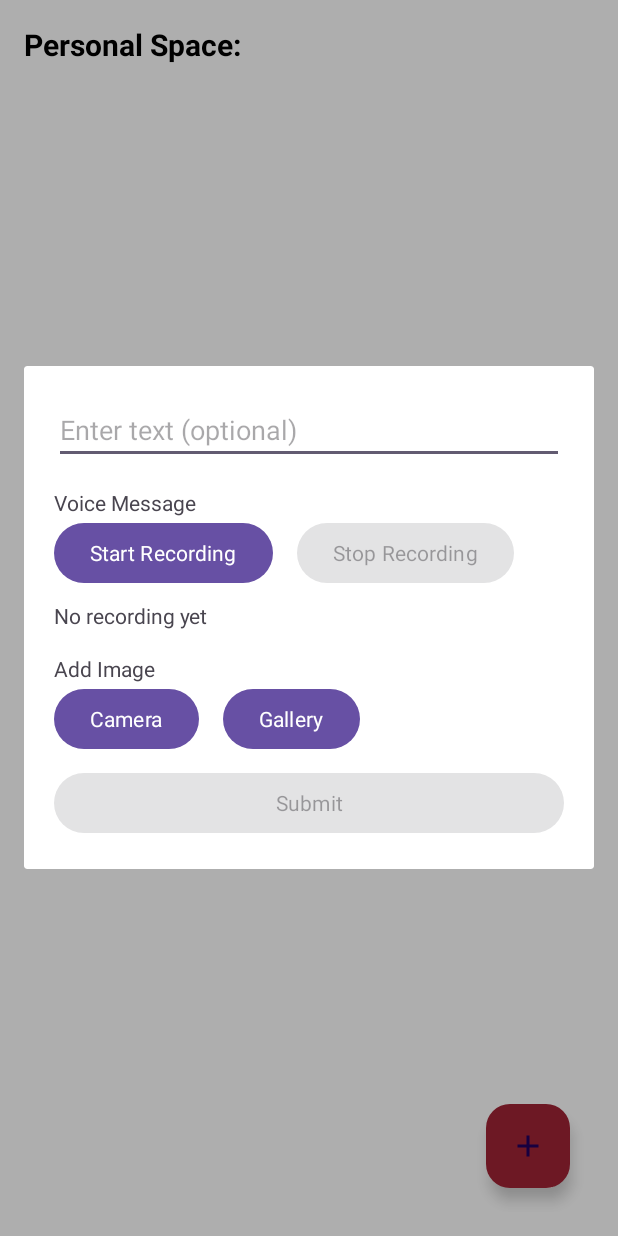
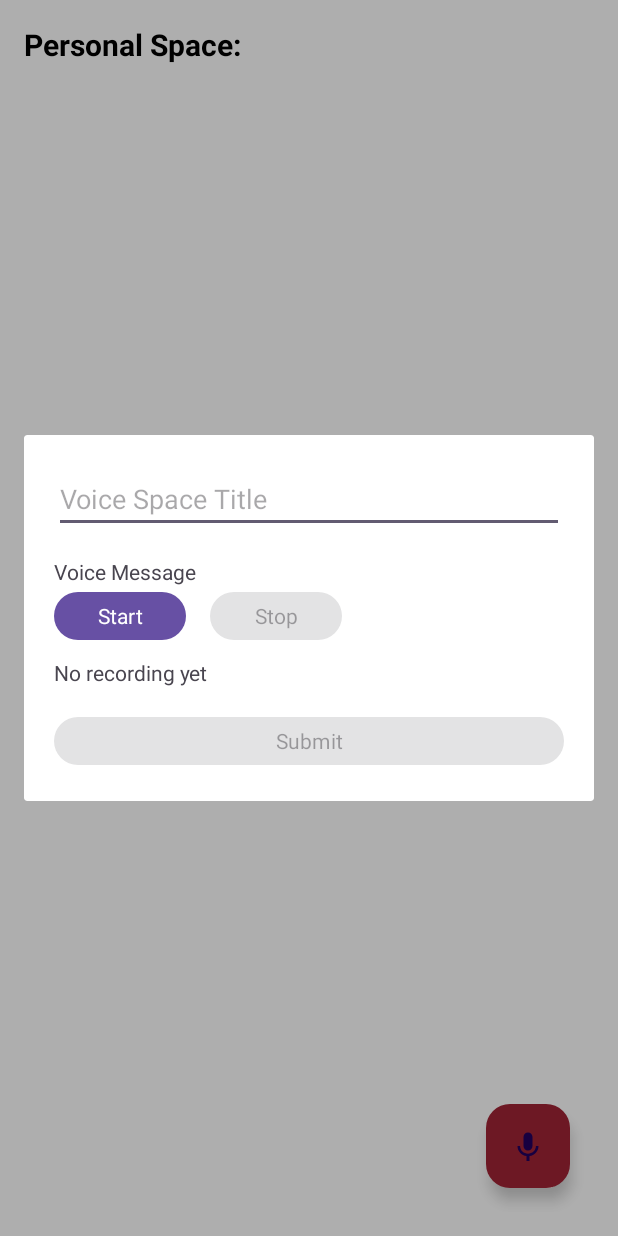
Before and after one commit to abtaaahi/Dont-Worry, an Android app: the PersonalSpaceActivity screen opened directly, with no data from a screen before it, after a tap on an icon or button, on a phone screen of 412 x 824 dp. Run offline under Robolectric (Android 15) with nearby library versions, the phone set to English and light mode, and no system bars; our stand-ins replace Firebase (no records; nobody signed in at launch, a user with empty details on screens opened directly); Roboto replaces fonts that are not available here.

Commit message:
PersonalSpaceActivity-Updated-0.4

```diff
--- a/app/src/main/java/com/abtahiapp/dontworry/activity/PersonalSpaceActivity.kt
+++ b/app/src/main/java/com/abtahiapp/dontworry/activity/PersonalSpaceActivity.kt
@@ -5,7 +5,6 @@ import android.content.pm.PackageManager
 import android.os.Bundle
 import android.view.ViewGroup
 import android.widget.*
-import androidx.activity.result.contract.ActivityResultContracts
 import androidx.appcompat.app.AppCompatActivity
 import com.abtahiapp.dontworry.R
 import androidx.core.app.ActivityCompat
@@ -15,10 +14,21 @@ import android.media.MediaRecorder
 import android.net.Uri
 import com.google.android.material.floatingactionbutton.FloatingActionButton
 import android.os.Environment
+import android.os.Handler
+import android.os.Looper
+import android.text.Editable
+import android.text.TextWatcher
 import android.util.Log
+import androidx.recyclerview.widget.LinearLayoutManager
+import androidx.recyclerview.widget.RecyclerView
+import com.abtahiapp.dontworry.adapter.PersonalSpaceAdapter
+import com.abtahiapp.dontworry.utils.PersonalItem
 import com.google.android.gms.tasks.Task
 import com.google.android.gms.tasks.Tasks
+import com.google.firebase.database.DataSnapshot
+import com.google.firebase.database.DatabaseError
 import com.google.firebase.database.FirebaseDatabase
+import com.google.firebase.database.ValueEventListener
 import com.google.firebase.storage.FirebaseStorage
 import java.io.File
 import java.io.IOException
@@ -28,11 +38,14 @@ import java.util.*
 class PersonalSpaceActivity : AppCompatActivity() {
 
     private var isVoiceRecorded = false
-    val userId = intent?.getStringExtra("userId") ?: ""
+    private val userId = intent?.getStringExtra("userId") ?: ""
     private var recordedFilePath: String? = null
     private var currentDialog: Dialog? = null
     private var mediaRecorder: MediaRecorder? = null
     private val AUDIO_PERMISSION_REQUEST_CODE = 101
+    private var recordingStartTime: Long = 0
+    private val handler = Handler(Looper.getMainLooper())
+    private var updateTimeRunnable: Runnable? = null
 
     private fun startVoiceRecording(): String {
         if (checkAudioPermission()) {
@@ -94,6 +107,36 @@ class PersonalSpaceActivity : AppCompatActivity() {
         super.onCreate(savedInstanceState)
         setContentView(R.layout.activity_personal_space)
 
+        val recyclerView = findViewById<RecyclerView>(R.id.recycler_view)
+        recyclerView.layoutManager = LinearLayoutManager(this)
+
+        val personalItems = mutableListOf<PersonalItem>()
+        val adapter = PersonalSpaceAdapter(personalItems)
+        recyclerView.adapter = adapter
+
+        val userId = intent?.getStringExtra("userId") ?: ""
+        val databaseRef = FirebaseDatabase.getInstance()
+            .getReference("user_information")
+            .child(userId)
+            .child("personal_space")
+
+        databaseRef.addValueEventListener(object : ValueEventListener {
+            override fun onDataChange(snapshot: DataSnapshot) {
+                personalItems.clear()
+                for (dataSnapshot in snapshot.children) {
+                    val text = dataSnapshot.child("text").getValue(String::class.java) ?: ""
+                    val timestamp = dataSnapshot.child("timestamp").getValue(String::class.java) ?: ""
+                    val voiceUrl = dataSnapshot.child("voiceUrl").getValue(String::class.java) ?: ""
+                    personalItems.add(PersonalItem(text, timestamp, voiceUrl))
+                }
+                adapter.notifyDataSetChanged()
+            }
+
+            override fun onCancelled(error: DatabaseError) {
+                Toast.makeText(this@PersonalSpaceActivity, "Failed to load data", Toast.LENGTH_SHORT).show()
+            }
+        })
+
         val fabAdd = findViewById<FloatingActionButton>(R.id.fab_add)
         fabAdd.setOnClickListener {
             openDialog()
@@ -115,17 +158,31 @@ class PersonalSpaceActivity : AppCompatActivity() {
         val btnSubmit = dialog.findViewById<Button>(R.id.btn_submit)
         val tvRecordingStatus = dialog.findViewById<TextView>(R.id.tv_recording_status)
 
+        btnStopRecording.isEnabled = false
+        btnSubmit.isEnabled = false
+
+        etText.addTextChangedListener(object : TextWatcher {
+            override fun beforeTextChanged(s: CharSequence?, start: Int, count: Int, after: Int) {}
+            override fun onTextChanged(s: CharSequence?, start: Int, before: Int, count: Int) {
+                updateSubmitButton(dialog)
+            }
+
+            override fun afterTextChanged(s: Editable?) {}
+        })
+
         btnStartRecording.setOnClickListener {
             recordedFilePath = startVoiceRecording()
+            recordingStartTime = System.currentTimeMillis()
+            startUpdatingRecordingTime(tvRecordingStatus)
             btnStopRecording.isEnabled = true
             btnStartRecording.isEnabled = false
-            tvRecordingStatus.text = "Recording in progress..."
             isVoiceRecorded = true
             updateSubmitButton(dialog)
         }
 
         btnStopRecording.setOnClickListener {
             stopVoiceRecording()
+            stopUpdatingRecordingTime()
             btnStartRecording.isEnabled = true
             btnStopRecording.isEnabled = false
             tvRecordingStatus.text = "Recording completed."
@@ -133,23 +190,45 @@ class PersonalSpaceActivity : AppCompatActivity() {
         }
 
         btnSubmit.setOnClickListener {
-            if (isVoiceRecorded) {
+            if (isVoiceRecorded && etText.text.isNotEmpty()) {
                 val userText = etText.text.toString()
                 submitData(userId!!, userText, recordedFilePath)
                 Toast.makeText(this, "Submitted", Toast.LENGTH_SHORT).show()
                 dialog.dismiss()
                 currentDialog = null
             } else {
-                Toast.makeText(this, "Please add a voice message", Toast.LENGTH_SHORT).show()
+                Toast.makeText(this, "Please add a voice message and text", Toast.LENGTH_SHORT).show()
             }
         }
 
         dialog.show()
     }
 
+    private fun startUpdatingRecordingTime(tvRecordingStatus: TextView) {
+        updateTimeRunnable = object : Runnable {
+            override fun run() {
+                val elapsedMillis = System.currentTimeMillis() - recordingStartTime
+                val hours = (elapsedMillis / (1000 * 60 * 60)) % 24
+                val minutes = (elapsedMillis / (1000 * 60)) % 60
+                val seconds = (elapsedMillis / 1000) % 60
+
+                val timeFormatted = String.format("%02d:%02d:%02d", hours, minutes, seconds)
+                tvRecordingStatus.text = "Recording in progress... $timeFormatted"
+                handler.postDelayed(this, 1000)
+            }
+        }
+        handler.post(updateTimeRunnable!!)
+    }
+
+    private fun stopUpdatingRecordingTime() {
+        updateTimeRunnable?.let { handler.removeCallbacks(it) }
+    }
+
     private fun updateSubmitButton(dialog: Dialog) {
+        val etText = dialog.findViewById<EditText>(R.id.et_text)
         val btnSubmit = dialog.findViewById<Button>(R.id.btn_submit)
-        btnSubmit.isEnabled = isVoiceRecorded
+
+        btnSubmit.isEnabled = isVoiceRecorded && etText.text.isNotEmpty()
     }
 
     private fun submitData(userId: String, text: String, voicePath: String?) {
@@ -169,7 +248,6 @@ class PersonalSpaceActivity : AppCompatActivity() {
 
         val uploadTasks = mutableListOf<Task<Uri>>()
 
-        // Upload voice file if exists
         if (voicePath != null) {
             val voiceFile = Uri.fromFile(File(voicePath))
             val voiceRef = storageRef.child("voiceRecording.mp3")
@@ -186,7 +264,7 @@ class PersonalSpaceActivity : AppCompatActivity() {
                 Toast.makeText(this, errorMsg, Toast.LENGTH_SHORT).show()
                 Log.e("SubmitData", errorMsg, exception)
             }
-            uploadTasks.add(voiceUploadTask) // Add voice upload task to the list
+            uploadTasks.add(voiceUploadTask)
         }
 
         if (uploadTasks.isEmpty()) {
--- a/app/src/main/java/com/abtahiapp/dontworry/utils/DataClasses.kt
+++ b/app/src/main/java/com/abtahiapp/dontworry/utils/DataClasses.kt
@@ -159,6 +159,12 @@ sealed class HomeFeedItem {
     data class HomeItemItem(val homeItem: HomeItem) : HomeFeedItem()
 }
 
+data class PersonalItem(
+    val text: String,
+    val timestamp: String,
+    val voiceUrl: String
+)
+
 //data class NewsResponse(
 //    val status: String,
 //    val totalResults: Int,
--- /dev/null
+++ b/app/src/main/res/drawable/voice.xml
@@ -0,0 +1,7 @@
+<vector xmlns:android="http://schemas.android.com/apk/res/android"
+    android:height="24dp" android:tint="@color/white"
+    android:viewportHeight="24" android:viewportWidth="24" android:width="24dp">
+
+    <path android:fillColor="@android:color/white" android:pathData="M12,15c1.66,0 2.99,-1.34 2.99,-3L15,6c0,-1.66 -1.34,-3 -3,-3S9,4.34 9,6v6c0,1.66 1.34,3 3,3zM17.3,12c0,3 -2.54,5.1 -5.3,5.1S6.7,15 6.7,12L5,12c0,3.42 2.72,6.23 6,6.72L11,22h2v-3.28c3.28,-0.48 6,-3.3 6,-6.72h-1.7z"/>
+
+</vector>
--- a/app/src/main/res/layout/activity_personal_space.xml
+++ b/app/src/main/res/layout/activity_personal_space.xml
@@ -37,7 +37,7 @@
         android:layout_height="wrap_content"
         android:layout_margin="16dp"
         android:backgroundTint="@color/color_one"
-        android:src="@drawable/add"
+        android:src="@drawable/voice"
         app:layout_constraintBottom_toBottomOf="parent"
         app:layout_constraintEnd_toEndOf="parent" />
 
--- a/app/src/main/res/layout/personal_space_dialog.xml
+++ b/app/src/main/res/layout/personal_space_dialog.xml
@@ -9,14 +9,14 @@
         android:id="@+id/et_text"
         android:layout_width="match_parent"
         android:layout_height="wrap_content"
-        android:hint="Enter text (optional)"
+        android:hint="@string/voice_space_title"
         android:inputType="text"
         android:layout_marginBottom="16dp"/>
 
     <TextView
         android:layout_width="wrap_content"
         android:layout_height="wrap_content"
-        android:text="Voice Message"/>
+        android:text="@string/voice_message"/>
 
     <LinearLayout
         android:orientation="horizontal"
@@ -28,14 +28,14 @@
         <Button
             android:id="@+id/btn_start_recording"
             android:layout_width="wrap_content"
-            android:layout_height="wrap_content"
-            android:text="Start Recording" />
+            android:layout_height="40dp"
+            android:text="Start" />
 
         <Button
             android:id="@+id/btn_stop_recording"
             android:layout_width="wrap_content"
-            android:layout_height="wrap_content"
-            android:text="Stop Recording"
+            android:layout_height="40dp"
+            android:text="Stop"
             android:layout_marginStart="16dp"
             android:enabled="false" />
     </LinearLayout>
@@ -47,44 +47,10 @@
         android:text="No recording yet"
         android:layout_marginBottom="16dp"/>
 
-    <TextView
-        android:layout_width="wrap_content"
-        android:layout_height="wrap_content"
-        android:text="Add Image" />
-
-    <LinearLayout
-        android:orientation="horizontal"
-        android:layout_width="match_parent"
-        android:layout_height="wrap_content"
-        android:gravity="center_vertical"
-        android:layout_marginBottom="8dp">
-
-        <Button
-            android:id="@+id/btn_camera"
-            android:layout_width="wrap_content"
-            android:layout_height="wrap_content"
-            android:text="Camera" />
-
-        <Button
-            android:id="@+id/btn_gallery"
-            android:layout_width="wrap_content"
-            android:layout_height="wrap_content"
-            android:text="Gallery"
-            android:layout_marginStart="16dp" />
-    </LinearLayout>
-
-    <ImageView
-        android:id="@+id/iv_selected_image"
-        android:layout_width="match_parent"
-        android:layout_height="200dp"
-        android:layout_marginBottom="16dp"
-        android:scaleType="centerCrop"
-        android:visibility="gone" />
-
     <Button
         android:id="@+id/btn_submit"
         android:layout_width="match_parent"
-        android:layout_height="wrap_content"
+        android:layout_height="40dp"
         android:text="Submit"
         android:enabled="false" />
 </LinearLayout>
--- a/app/src/main/res/values/strings.xml
+++ b/app/src/main/res/values/strings.xml
@@ -13,6 +13,8 @@
     <string name="don_t_worry">Don\'t Worry</string>
     <!-- TODO: Remove or change this placeholder text -->
     <string name="hello_blank_fragment">Hello blank fragment</string>
+    <string name="voice_space_title">Voice Space Title</string>
+    <string name="voice_message">Voice Message</string>
 
 
 </resources>
```
Also changed, not shown: app/src/main/java/com/abtahiapp/dontworry/adapter/PersonalSpaceAdapter.kt (added, +49 -0 lines), app/src/main/res/layout/personal_space_item.xml (added, +37 -0 lines).
